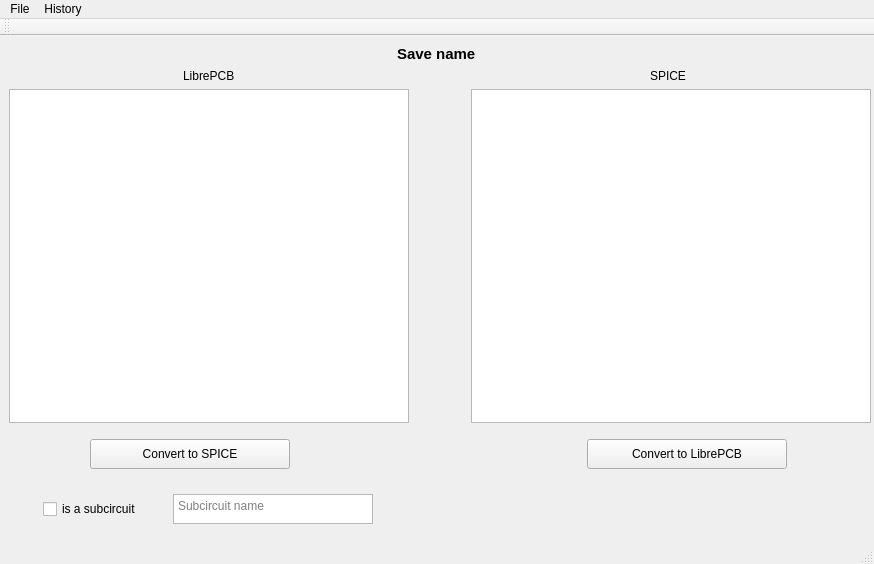
SirBlaz333/L2Spice, file ui/mainwindow.ui: the form before one commit.
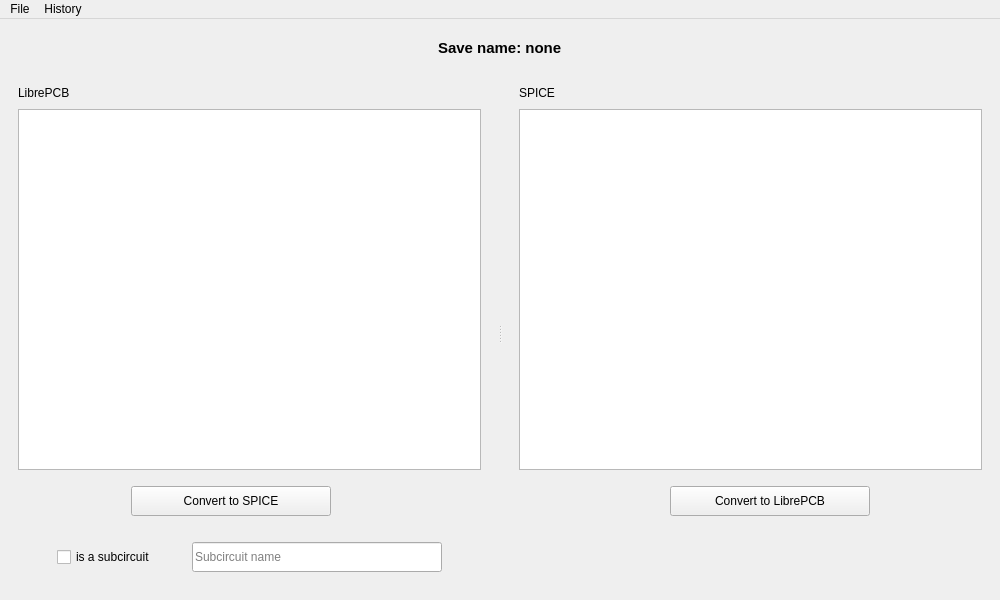
The form after the commit. Icons and pictures are not drawn.

Diff of the .ui file:
```diff
--- a/ui/mainwindow.ui
+++ b/ui/mainwindow.ui
@@ -6,8 +6,8 @@
    <rect>
     <x>0</x>
     <y>0</y>
-    <width>874</width>
-    <height>564</height>
+    <width>1000</width>
+    <height>600</height>
    </rect>
   </property>
   <property name="sizePolicy">
@@ -18,8 +18,8 @@
   </property>
   <property name="minimumSize">
    <size>
-    <width>874</width>
-    <height>564</height>
+    <width>1000</width>
+    <height>600</height>
    </size>
   </property>
   <property name="focusPolicy">
@@ -50,145 +50,21 @@
    <property name="styleSheet">
     <string notr="true"/>
    </property>
-   <layout class="QHBoxLayout" name="horizontalLayout">
-    <item>
      <layout class="QGridLayout" name="gridLayout">
-      <item row="3" column="0" colspan="3">
-       <widget class="QTextEdit" name="notationLibreTextEdit">
-        <property name="minimumSize">
-         <size>
-          <width>400</width>
-          <height>300</height>
-         </size>
-        </property>
-        <property name="styleSheet">
-         <string notr="true"/>
-        </property>
-       </widget>
-      </item>
-      <item row="4" column="4" rowspan="2" colspan="2">
-       <widget class="QWidget" name="convertToLibreWidget" native="true">
-        <property name="sizePolicy">
-         <sizepolicy hsizetype="MinimumExpanding" vsizetype="Preferred">
-          <horstretch>0</horstretch>
-          <verstretch>0</verstretch>
-         </sizepolicy>
-        </property>
-        <layout class="QHBoxLayout" name="horizontalLayout_3">
-         <item>
-          <spacer name="horizontalSpacer_2">
-           <property name="orientation">
-            <enum>Qt::Horizontal</enum>
-           </property>
-           <property name="sizeHint" stdset="0">
-            <size>
-             <width>40</width>
-             <height>20</height>
-            </size>
-           </property>
-          </spacer>
-         </item>
-         <item>
-          <widget class="QLabel" name="arrowLeftLabel">
-           <property name="minimumSize">
-            <size>
-             <width>32</width>
-             <height>32</height>
-            </size>
-           </property>
-           <property name="maximumSize">
-            <size>
-             <width>32</width>
-             <height>32</height>
-            </size>
-           </property>
-           <property name="layoutDirection">
-            <enum>Qt::LeftToRight</enum>
-           </property>
-           <property name="text">
-            <string/>
-           </property>
-           <property name="pixmap">
-            <pixmap resource="../resources/resources.qrc">:/img/left-arrow.png</pixmap>
-           </property>
-           <property name="scaledContents">
-            <bool>true</bool>
-           </property>
-          </widget>
-         </item>
-         <item>
-          <widget class="QPushButton" name="convertToLibreButton">
-           <property name="minimumSize">
-            <size>
-             <width>200</width>
-             <height>30</height>
-            </size>
-           </property>
-           <property name="maximumSize">
-            <size>
-             <width>200</width>
-             <height>30</height>
-            </size>
-           </property>
-           <property name="text">
-            <string>Convert to LibrePCB</string>
-           </property>
-          </widget>
-         </item>
-         <item>
-          <spacer name="horizontalSpacer_3">
-           <property name="orientation">
-            <enum>Qt::Horizontal</enum>
-           </property>
-           <property name="sizeHint" stdset="0">
-            <size>
-             <width>40</width>
-             <height>20</height>
-            </size>
-           </property>
-          </spacer>
-         </item>
-        </layout>
-       </widget>
-      </item>
-      <item row="1" column="0" rowspan="2" colspan="3" alignment="Qt::AlignHCenter|Qt::AlignVCenter">
-       <widget class="QLabel" name="libreLabel">
-        <property name="text">
-         <string>LibrePCB</string>
-        </property>
-       </widget>
-      </item>
-      <item row="3" column="4" colspan="2">
-       <widget class="QTextEdit" name="notationSpiceTextEdit">
-        <property name="minimumSize">
-         <size>
-          <width>400</width>
-          <height>300</height>
-         </size>
-        </property>
-        <property name="styleSheet">
-         <string notr="true"/>
-        </property>
-       </widget>
-      </item>
-      <item row="1" column="3" rowspan="8">
-       <spacer name="horizontalSpacer">
-        <property name="orientation">
-         <enum>Qt::Horizontal</enum>
-        </property>
-        <property name="sizeType">
-         <enum>QSizePolicy::Fixed</enum>
-        </property>
-        <property name="sizeHint" stdset="0">
-         <size>
-          <width>50</width>
-          <height>0</height>
-         </size>
-        </property>
-       </spacer>
-      </item>
-      <item row="0" column="0" colspan="6" alignment="Qt::AlignHCenter|Qt::AlignVCenter">
+    <item row="0" column="0" alignment="Qt::AlignHCenter">
        <widget class="QLabel" name="nodeNameLabel">
+      <property name="minimumSize">
+       <size>
+        <width>0</width>
+        <height>40</height>
+       </size>
+      </property>
+      <property name="maximumSize">
+       <size>
+        <width>16777215</width>
+        <height>40</height>
+       </size>
+      </property>
         <property name="font">
          <font>
           <pointsize>11</pointsize>
@@ -196,11 +72,59 @@
          </font>
         </property>
         <property name="text">
-         <string>Save name</string>
+       <string>Save name: none</string>
         </property>
        </widget>
       </item>
-      <item row="4" column="0" rowspan="2" colspan="3">
+    <item row="1" column="0">
+     <widget class="QSplitter" name="splitter">
+      <property name="lineWidth">
+       <number>1</number>
+      </property>
+      <property name="orientation">
+       <enum>Qt::Horizontal</enum>
+      </property>
+      <property name="handleWidth">
+       <number>20</number>
+      </property>
+      <property name="childrenCollapsible">
+       <bool>false</bool>
+      </property>
+      <widget class="QFrame" name="libreFrame">
+       <layout class="QVBoxLayout" name="verticalLayout">
+        <item>
+         <widget class="QLabel" name="libreLabel">
+          <property name="minimumSize">
+           <size>
+            <width>0</width>
+            <height>20</height>
+           </size>
+          </property>
+          <property name="maximumSize">
+           <size>
+            <width>16777215</width>
+            <height>20</height>
+           </size>
+          </property>
+          <property name="text">
+           <string>LibrePCB</string>
+          </property>
+         </widget>
+        </item>
+        <item>
+         <widget class="QTextEdit" name="notationLibreTextEdit">
+          <property name="minimumSize">
+           <size>
+            <width>400</width>
+            <height>250</height>
+           </size>
+          </property>
+          <property name="styleSheet">
+           <string notr="true"/>
+          </property>
+         </widget>
+        </item>
+        <item>
        <widget class="QWidget" name="convertToSpiceWidget" native="true">
         <property name="sizePolicy">
          <sizepolicy hsizetype="MinimumExpanding" vsizetype="Preferred">
@@ -208,7 +132,19 @@
           <verstretch>0</verstretch>
          </sizepolicy>
         </property>
-        <layout class="QHBoxLayout" name="horizontalLayout_2">
+          <property name="minimumSize">
+           <size>
+            <width>0</width>
+            <height>50</height>
+           </size>
+          </property>
+          <property name="maximumSize">
+           <size>
+            <width>16777215</width>
+            <height>50</height>
+           </size>
+          </property>
+          <layout class="QHBoxLayout" name="horizontalLayout">
          <item>
           <spacer name="horizontalSpacer_8">
            <property name="orientation">
@@ -282,14 +218,7 @@
         </layout>
        </widget>
       </item>
-      <item row="1" column="4" rowspan="2" colspan="2" alignment="Qt::AlignHCenter|Qt::AlignVCenter">
-       <widget class="QLabel" name="spiceLabel">
-        <property name="text">
-         <string>SPICE</string>
-        </property>
-       </widget>
-      </item>
-      <item row="6" column="0" rowspan="3" colspan="3">
+        <item>
        <widget class="QFrame" name="horizontalFrame">
         <property name="sizePolicy">
          <sizepolicy hsizetype="MinimumExpanding" vsizetype="Preferred">
@@ -297,7 +226,19 @@
           <verstretch>0</verstretch>
          </sizepolicy>
         </property>
-        <layout class="QHBoxLayout" name="horizontalLayout_5">
+          <property name="minimumSize">
+           <size>
+            <width>0</width>
+            <height>50</height>
+           </size>
+          </property>
+          <property name="maximumSize">
+           <size>
+            <width>16777215</width>
+            <height>50</height>
+           </size>
+          </property>
+          <layout class="QHBoxLayout" name="horizontalLayout_2">
          <item>
           <widget class="QCheckBox" name="subcircuitCheckBox">
            <property name="sizePolicy">
@@ -312,25 +253,16 @@
           </widget>
          </item>
          <item>
-          <widget class="QPlainTextEdit" name="subcircuitNameTextEdit">
-           <property name="enabled">
-            <bool>true</bool>
-           </property>
-           <property name="sizePolicy">
-            <sizepolicy hsizetype="MinimumExpanding" vsizetype="Expanding">
-             <horstretch>0</horstretch>
-             <verstretch>0</verstretch>
-            </sizepolicy>
-           </property>
+            <widget class="QLineEdit" name="subcircuitNameLineEdit">
            <property name="minimumSize">
             <size>
-             <width>200</width>
+               <width>250</width>
              <height>30</height>
             </size>
            </property>
            <property name="maximumSize">
             <size>
-             <width>200</width>
+               <width>250</width>
              <height>30</height>
             </size>
            </property>
@@ -342,8 +274,65 @@
         </layout>
        </widget>
       </item>
-      <item row="6" column="4" rowspan="3" colspan="2">
-       <spacer name="horizontalSpacer_4">
+       </layout>
+      </widget>
+      <widget class="QFrame" name="spiceFrame">
+       <layout class="QVBoxLayout" name="verticalLayout_2">
+        <item>
+         <widget class="QLabel" name="spiceLabel">
+          <property name="minimumSize">
+           <size>
+            <width>0</width>
+            <height>20</height>
+           </size>
+          </property>
+          <property name="maximumSize">
+           <size>
+            <width>16777215</width>
+            <height>20</height>
+           </size>
+          </property>
+          <property name="text">
+           <string>SPICE</string>
+          </property>
+         </widget>
+        </item>
+        <item>
+         <widget class="QTextEdit" name="notationSpiceTextEdit">
+          <property name="minimumSize">
+           <size>
+            <width>400</width>
+            <height>250</height>
+           </size>
+          </property>
+          <property name="styleSheet">
+           <string notr="true"/>
+          </property>
+         </widget>
+        </item>
+        <item>
+         <widget class="QWidget" name="convertToLibreWidget" native="true">
+          <property name="sizePolicy">
+           <sizepolicy hsizetype="MinimumExpanding" vsizetype="Preferred">
+            <horstretch>0</horstretch>
+            <verstretch>0</verstretch>
+           </sizepolicy>
+          </property>
+          <property name="minimumSize">
+           <size>
+            <width>0</width>
+            <height>50</height>
+           </size>
+          </property>
+          <property name="maximumSize">
+           <size>
+            <width>16777215</width>
+            <height>50</height>
+           </size>
+          </property>
+          <layout class="QHBoxLayout" name="horizontalLayout_3">
+           <item>
+            <spacer name="horizontalSpacer_2">
         <property name="orientation">
          <enum>Qt::Horizontal</enum>
         </property>
@@ -355,7 +344,88 @@
         </property>
        </spacer>
       </item>
-     </layout>
+           <item>
+            <widget class="QLabel" name="arrowLeftLabel">
+             <property name="minimumSize">
+              <size>
+               <width>32</width>
+               <height>32</height>
+              </size>
+             </property>
+             <property name="maximumSize">
+              <size>
+               <width>32</width>
+               <height>32</height>
+              </size>
+             </property>
+             <property name="layoutDirection">
+              <enum>Qt::LeftToRight</enum>
+             </property>
+             <property name="text">
+              <string/>
+             </property>
+             <property name="pixmap">
+              <pixmap resource="../resources/resources.qrc">:/img/left-arrow.png</pixmap>
+             </property>
+             <property name="scaledContents">
+              <bool>true</bool>
+             </property>
+            </widget>
+           </item>
+           <item>
+            <widget class="QPushButton" name="convertToLibreButton">
+             <property name="minimumSize">
+              <size>
+               <width>200</width>
+               <height>30</height>
+              </size>
+             </property>
+             <property name="maximumSize">
+              <size>
+               <width>200</width>
+               <height>30</height>
+              </size>
+             </property>
+             <property name="text">
+              <string>Convert to LibrePCB</string>
+             </property>
+            </widget>
+           </item>
+           <item>
+            <spacer name="horizontalSpacer_3">
+             <property name="orientation">
+              <enum>Qt::Horizontal</enum>
+             </property>
+             <property name="sizeHint" stdset="0">
+              <size>
+               <width>40</width>
+               <height>20</height>
+              </size>
+             </property>
+            </spacer>
+           </item>
+          </layout>
+         </widget>
+        </item>
+        <item>
+         <widget class="QWidget" name="emptyWidget" native="true">
+          <property name="minimumSize">
+           <size>
+            <width>0</width>
+            <height>50</height>
+           </size>
+          </property>
+          <property name="maximumSize">
+           <size>
+            <width>16777215</width>
+            <height>50</height>
+           </size>
+          </property>
+         </widget>
+        </item>
+       </layout>
+      </widget>
+     </widget>
     </item>
    </layout>
   </widget>
@@ -364,8 +434,8 @@
     <rect>
      <x>0</x>
      <y>0</y>
-     <width>874</width>
-     <height>21</height>
+     <width>1000</width>
+     <height>25</height>
     </rect>
    </property>
    <widget class="QMenu" name="menuEdit">
@@ -387,21 +457,6 @@
    <addaction name="menuEdit"/>
    <addaction name="menuEdit_2"/>
   </widget>
-  <widget class="QStatusBar" name="statusbar"/>
-  <widget class="QToolBar" name="toolBar">
-   <property name="focusPolicy">
-    <enum>Qt::ClickFocus</enum>
-   </property>
-   <property name="windowTitle">
-    <string>toolBar</string>
-   </property>
-   <attribute name="toolBarArea">
-    <enum>TopToolBarArea</enum>
-   </attribute>
-   <attribute name="toolBarBreak">
-    <bool>false</bool>
-   </attribute>
-  </widget>
   <action name="actionPrevious_save">
    <property name="text">
     <string>Previous save</string>
```
Left out of the diff: 6 changed lines with no effect on the pictures. Lines whose indentation alone changed are shown as unchanged.
